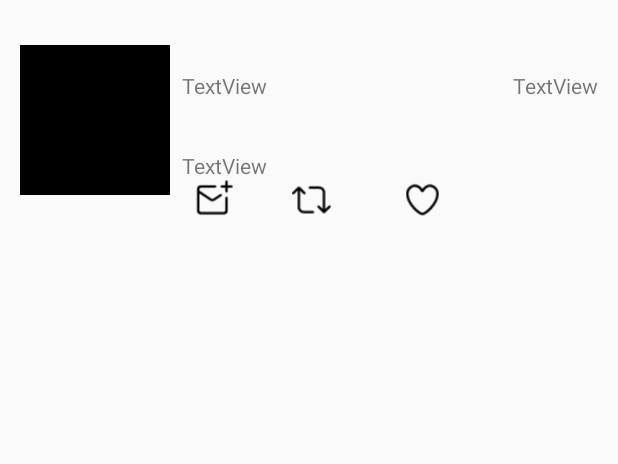
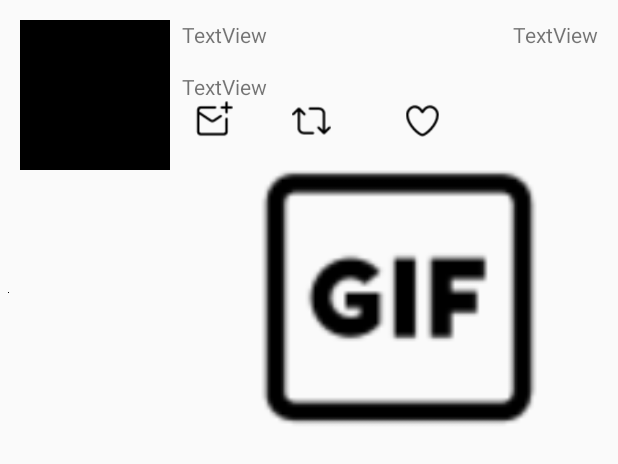
Before and after one commit to bemedel/codepath-twitter, an Android app: the layout item_tweet.xml on its own in the app's theme, with its tools: preview values and no code run, on a phone screen of 412 x 824 dp. Shown: the top 464 px of the screen. Run offline under Robolectric (Android 15) with nearby library versions, the phone set to English and light mode, and no system bars.

Commit message:
Last changes

```diff
--- a/app/src/main/res/layout/item_tweet.xml
+++ b/app/src/main/res/layout/item_tweet.xml
@@ -13,8 +13,6 @@
         android:layout_height="100dp"
         android:layout_marginStart="8dp"
         android:layout_marginTop="8dp"
-        android:layout_marginBottom="8dp"
-        app:layout_constraintBottom_toBottomOf="parent"
         app:layout_constraintEnd_toStartOf="@+id/tvUserName"
         app:layout_constraintHorizontal_bias="0.5"
         app:layout_constraintHorizontal_weight="1"
@@ -30,7 +28,6 @@
         android:layout_marginTop="8dp"
         android:layout_marginEnd="8dp"
         android:text="TextView"
-        app:layout_constraintBottom_toTopOf="@+id/tvBody"
         app:layout_constraintEnd_toStartOf="@+id/tvTimePosted"
         app:layout_constraintHorizontal_bias="0.5"
         app:layout_constraintHorizontal_weight="4"
@@ -42,17 +39,16 @@
         android:layout_width="0dp"
         android:layout_height="wrap_content"
         android:layout_marginStart="8dp"
+        android:layout_marginTop="15dp"
         android:layout_marginEnd="8dp"
+        android:autoLink="all"
+        android:linksClickable="true"
         android:text="TextView"
-        app:layout_constraintBottom_toBottomOf="parent"
         app:layout_constraintEnd_toEndOf="parent"
-        app:layout_constraintHorizontal_bias="0.0"
+        app:layout_constraintHorizontal_bias="1.0"
         app:layout_constraintHorizontal_weight="4"
         app:layout_constraintStart_toEndOf="@+id/ivProfileImage"
-        app:layout_constraintTop_toBottomOf="@+id/tvUserName"
-        android:autoLink="all"
-        android:linksClickable="true"
-        />
+        app:layout_constraintTop_toBottomOf="@+id/tvUserName" />
 
     <TextView
         android:id="@+id/tvTimePosted"
@@ -72,13 +68,10 @@
         android:layout_height="26dp"
         android:layout_marginStart="8dp"
         android:layout_marginEnd="8dp"
-        android:layout_marginBottom="8dp"
-        app:layout_constraintBottom_toBottomOf="parent"
         app:layout_constraintEnd_toStartOf="@+id/ivRetweet"
         app:layout_constraintHorizontal_bias="0.138"
         app:layout_constraintStart_toEndOf="@+id/ivProfileImage"
         app:layout_constraintTop_toBottomOf="@+id/tvBody"
-        app:layout_constraintVertical_bias="1.0"
         app:srcCompat="@drawable/ic_vector_compose_dm" />
 
     <ImageView
@@ -86,11 +79,8 @@
         android:layout_width="34dp"
         android:layout_height="26dp"
         android:layout_marginEnd="40dp"
-        android:layout_marginBottom="8dp"
-        app:layout_constraintBottom_toBottomOf="parent"
         app:layout_constraintEnd_toStartOf="@+id/ivHeart"
         app:layout_constraintTop_toBottomOf="@+id/tvBody"
-        app:layout_constraintVertical_bias="0.0"
         app:srcCompat="@drawable/ic_vector_retweet_stroke" />
 
     <ImageView
@@ -98,11 +88,32 @@
         android:layout_width="34dp"
         android:layout_height="26dp"
         android:layout_marginEnd="108dp"
-        android:layout_marginBottom="8dp"
+        app:layout_constraintEnd_toEndOf="parent"
+        app:layout_constraintTop_toBottomOf="@+id/tvBody"
+        app:srcCompat="@drawable/ic_vector_heart_stroke" />
+
+    <ImageView
+        android:id="@+id/imageView6"
+        android:layout_width="wrap_content"
+        android:layout_height="wrap_content"
+        app:layout_constraintBottom_toBottomOf="parent"
+        app:layout_constraintStart_toStartOf="parent"
+        app:layout_constraintTop_toBottomOf="@+id/ivRetweet"
+        app:srcCompat="@android:color/background_dark" />
+
+    <ImageView
+        android:id="@+id/ivEntityTweet"
+        android:layout_width="249dp"
+        android:layout_height="197dp"
+        android:layout_marginStart="8dp"
+        android:layout_marginTop="32dp"
+        android:layout_marginEnd="8dp"
         app:layout_constraintBottom_toBottomOf="parent"
         app:layout_constraintEnd_toEndOf="parent"
+        app:layout_constraintHorizontal_bias="0.941"
+        app:layout_constraintStart_toStartOf="parent"
         app:layout_constraintTop_toBottomOf="@+id/tvBody"
-        app:layout_constraintVertical_bias="0.0"
-        app:srcCompat="@drawable/ic_vector_heart_stroke" />
+        app:layout_constraintVertical_bias="1.0"
+        app:srcCompat="@drawable/ic_vector_gif_pill_stroke" />
 
 </android.support.constraint.ConstraintLayout>
```
Also changed, not shown: app/src/main/java/com/codepath/apps/restclienttemplate/TweetAdapter.java (+10 -0 lines), app/src/main/java/com/codepath/apps/restclienttemplate/models/Entity.java (added, +22 -0 lines), app/src/main/java/com/codepath/apps/restclienttemplate/models/Tweet.java (+14 -0 lines), 107 other files.
